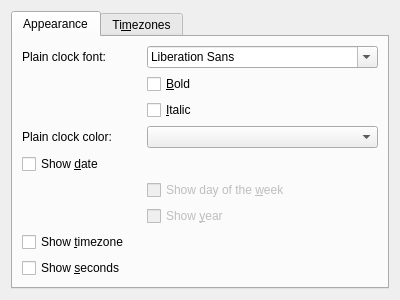
This is plasma/applets/digital-clock/clockConfig.ui in mgottschlag/kwin-tiling as Qt 5 draws it before an edit. The edited form follows.
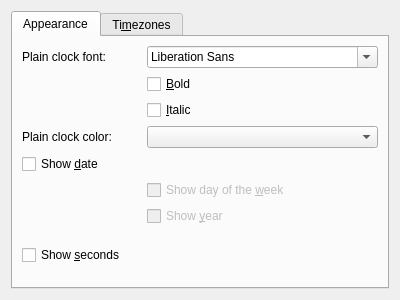
This is the edited form. Custom widgets are drawn as their Qt base class.

Commit message: avoid to show timezone when using local timezone.

Diff of the .ui file:
```diff
--- a/plasma/applets/digital-clock/clockConfig.ui
+++ b/plasma/applets/digital-clock/clockConfig.ui
@@ -94,14 +94,7 @@
          </property>
         </widget>
        </item>
-       <item row="7" column="0" colspan="2" >
-        <widget class="QCheckBox" name="showTimezone" >
-         <property name="text" >
-          <string>Show &amp;timezone</string>
-         </property>
-        </widget>
-       </item>
-       <item row="8" column="0" >
+       <item row="7" column="0" >
         <widget class="QCheckBox" name="secondsCheckbox" >
          <property name="toolTip" >
           <string>Show the seconds</string>
@@ -114,7 +107,7 @@
          </property>
         </widget>
        </item>
-       <item row="8" column="0" >
+       <item row="7" column="0" >
         <spacer>
          <property name="orientation" >
           <enum>Qt::Vertical</enum>
@@ -141,6 +134,13 @@
          </property>
         </widget>
        </item>
+       <item>
+        <widget class="QCheckBox" name="showTimezone" >
+         <property name="text" >
+          <string>Show &amp;timezone</string>
+         </property>
+        </widget>
+       </item>
        <item>
         <widget class="KTimeZoneWidget" name="timeZones" >
          <property name="minimumSize" >
```
Left out of the diff: 16 changed lines with no effect on the pictures. The commit also changes 1 other file.
